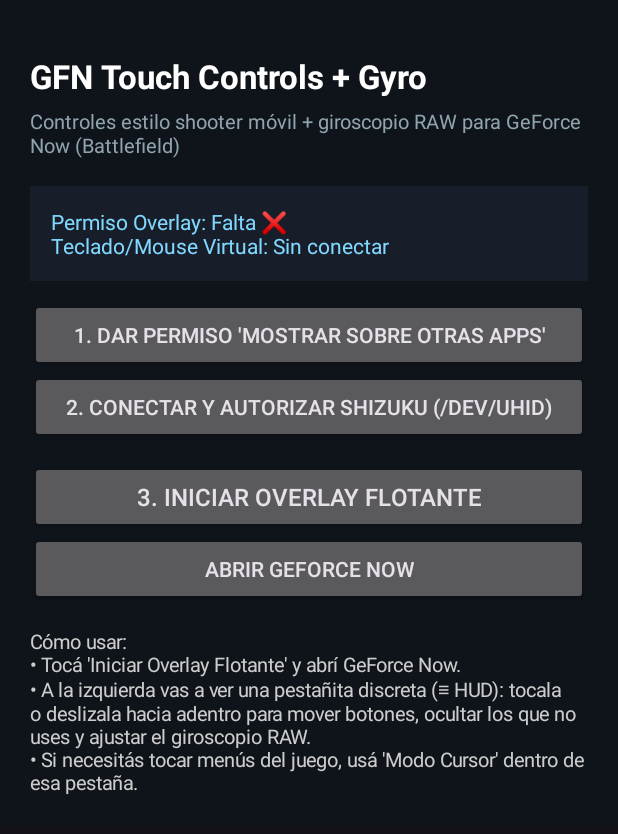
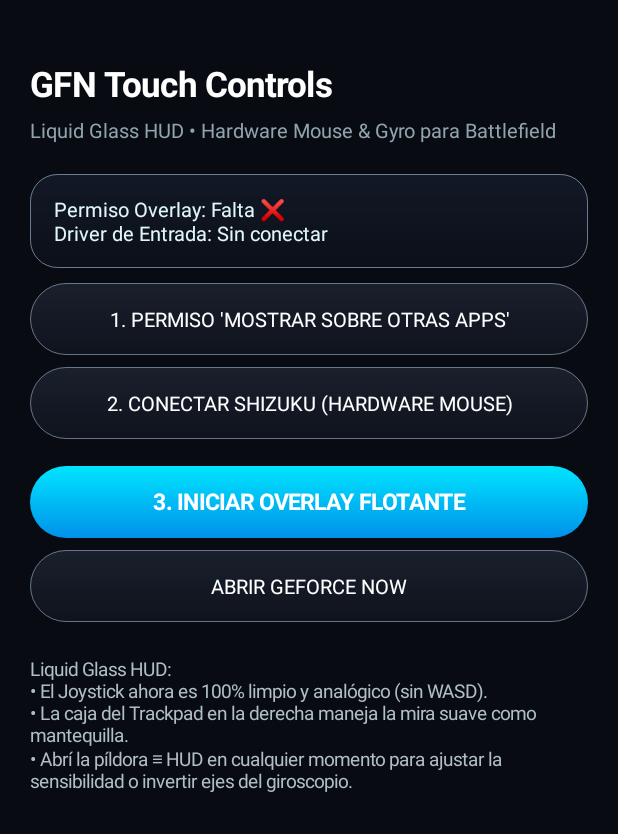
Before and after one commit to clashgg1548-commits/GFN-TouchControls, an Android app: the screen it shows after launch (MainActivity), on a phone screen of 412 x 824 dp. Shown: the top 834 px of the screen. Run offline under Robolectric (Android 15) with nearby library versions, the phone set to English and light mode, and no system bars; libraries missing offline, so code that uses them is left out: rikka.shizuku; 6 statements that could not run were skipped.

Commit message:
Update MainActivity.kt

```diff
--- a/app/src/main/java/com/gfn/touchcontrols/MainActivity.kt
+++ b/app/src/main/java/com/gfn/touchcontrols/MainActivity.kt
@@ -4,6 +4,7 @@ import android.Manifest
 import android.content.Intent
 import android.content.pm.PackageManager
 import android.graphics.Color
+import android.graphics.drawable.GradientDrawable
 import android.net.Uri
 import android.os.Build
 import android.os.Bundle
@@ -25,7 +26,7 @@ class MainActivity : AppCompatActivity() {
 
     private val shizukuPermissionListener = Shizuku.OnRequestPermissionResultListener { _, grantResult ->
         if (grantResult == PackageManager.PERMISSION_GRANTED) {
-            VirtualHidController.bind(this)
+            VirtualHidController.connect(this)
         }
         refreshStatus()
     }
@@ -33,18 +34,13 @@ class MainActivity : AppCompatActivity() {
     override fun onCreate(savedInstanceState: Bundle?) {
         super.onCreate(savedInstanceState)
 
-        val oldHandler = Thread.getDefaultUncaughtExceptionHandler()
-        Thread.setDefaultUncaughtExceptionHandler { thread, throwable ->
-            getSharedPreferences("gfn_controls_prefs", MODE_PRIVATE)
-                .edit()
-                .putString("last_crash", android.util.Log.getStackTraceString(throwable))
-                .commit()
-            oldHandler?.uncaughtException(thread, throwable)
-        }
-
         Shizuku.addRequestPermissionResultListener(shizukuPermissionListener)
         VirtualHidController.statusListener = {
             runOnUiThread { refreshStatus() }
+        }
+
+        if (Shizuku.pingBinder() && Shizuku.checkSelfPermission() == PackageManager.PERMISSION_GRANTED) {
+            VirtualHidController.connect(this)
         }
 
         val d = resources.displayMetrics.density
@@ -52,71 +48,73 @@ class MainActivity : AppCompatActivity() {
 
         val root = LinearLayout(this).apply {
             orientation = LinearLayout.VERTICAL
-            setPadding(pad, (36 * d).toInt(), pad, pad)
-            setBackgroundColor(Color.parseColor("#0F131A"))
+            setPadding(pad, (40 * d).toInt(), pad, (32 * d).toInt())
+            setBackgroundColor(Color.parseColor("#080B11"))
         }
 
+        // Título con estilo moderno
         val title = TextView(this).apply {
-            text = "GFN Touch Controls + Gyro"
-            textSize = 22f
+            text = "GFN Touch Controls"
+            textSize = 23f
             setTextColor(Color.WHITE)
             setTypeface(null, android.graphics.Typeface.BOLD)
         }
         val subtitle = TextView(this).apply {
-            text = "Controles estilo shooter móvil + giroscopio RAW para GeForce Now (Battlefield)"
+            text = "Liquid Glass HUD • Hardware Mouse & Gyro para Battlefield"
             textSize = 13.5f
             setTextColor(Color.parseColor("#90A4AE"))
-            setPadding(0, (6 * d).toInt(), 0, (18 * d).toInt())
+            setPadding(0, (6 * d).toInt(), 0, (20 * d).toInt())
         }
 
+        // Tarjeta de estado con vidrio esmerilado
         tvStatus = TextView(this).apply {
-            textSize = 14f
-            setTextColor(Color.parseColor("#80D8FF"))
-            setPadding((14 * d).toInt(), (14 * d).toInt(), (14 * d).toInt(), (14 * d).toInt())
-            setBackgroundColor(Color.parseColor("#181E29"))
+            textSize = 13.5f
+            setTextColor(Color.parseColor("#E0F7FA"))
+            setPadding((16 * d).toInt(), (14 * d).toInt(), (16 * d).toInt(), (14 * d).toInt())
+            background = GradientDrawable().apply {
+                colors = intArrayOf(
+                    Color.argb(160, 24, 32, 50),
+                    Color.argb(220, 12, 16, 26)
+                )
+                gradientType = GradientDrawable.LINEAR_GRADIENT
+                orientation = GradientDrawable.Orientation.TOP_BOTTOM
+                cornerRadius = 18 * d
+                setStroke((1.3f * d).toInt(), Color.argb(130, 200, 230, 255))
+            }
         }
 
-        val btnPermOverlay = Button(this).apply {
-            text = "1. Dar permiso 'Mostrar sobre otras apps'"
-            setOnClickListener {
+        val btnPermOverlay = createPillButton("1. Permiso 'Mostrar sobre otras apps'", isPrimary = false, d = d) {
             val i = Intent(
                 Settings.ACTION_MANAGE_OVERLAY_PERMISSION,
                 Uri.parse("package:$packageName")
             )
             startActivity(i)
         }
+
+        val btnPermShizuku = createPillButton("2. Conectar Shizuku (Hardware Mouse)", isPrimary = false, d = d) {
+            connectShizuku()
         }
 
-        val btnPermShizuku = Button(this).apply {
-            text = "2. Conectar y autorizar Shizuku (/dev/uhid)"
-            setOnClickListener { connectShizuku() }
+        btnStart = createPillButton("3. Iniciar Overlay Flotante", isPrimary = true, d = d) {
+            toggleOverlay()
         }
 
-        btnStart = Button(this).apply {
-            text = "3. Iniciar Overlay Flotante"
-            textSize = 16f
-            setOnClickListener { toggleOverlay() }
-        }
-
-        val btnOpenGfn = Button(this).apply {
-            text = "Abrir GeForce Now"
-            setOnClickListener {
+        val btnOpenGfn = createPillButton("Abrir GeForce Now", isPrimary = false, d = d) {
             val launch = packageManager.getLaunchIntentForPackage("com.nvidia.geforcenow")
             if (launch != null) {
                 startActivity(launch)
             } else {
-                    tvStatus.append("\nNo se detectó GeForce Now instalado (igual podés abrirlo manual).")
-                }
+                tvStatus.append("\nNo se detectó GeForce Now instalado (abrílo manual).")
             }
         }
 
         val hint = TextView(this).apply {
-            text = "\nCómo usar:\n" +
-                "• Tocá 'Iniciar Overlay Flotante' y abrí GeForce Now.\n" +
-                "• A la izquierda vas a ver una pestañita discreta (≡ HUD): tocala o deslizala hacia adentro para mover botones, ocultar los que no uses y ajustar el giroscopio RAW.\n" +
-                "• Si necesitás tocar menús del juego, usá 'Modo Cursor' dentro de esa pestaña."
-            textSize = 13f
-            setTextColor(Color.LTGRAY)
+            text = "\nLiquid Glass HUD:\n" +
+                "• El Joystick ahora es 100% limpio y analógico (sin WASD).\n" +
+                "• La caja del Trackpad en la derecha maneja la mira suave como mantequilla.\n" +
+                "• Abrí la píldora ≡ HUD en cualquier momento para ajustar la sensibilidad o invertir ejes del giroscopio."
+            textSize = 12.5f
+            setTextColor(Color.parseColor("#B0BEC5"))
             gravity = Gravity.START
         }
 
@@ -147,10 +145,45 @@ class MainActivity : AppCompatActivity() {
         }
     }
 
+    private fun createPillButton(text: String, isPrimary: Boolean, d: Float, onClick: () -> Unit): Button {
+        return Button(this).apply {
+            this.text = text
+            textSize = if (isPrimary) 15f else 13.5f
+            setTextColor(Color.WHITE)
+            setTypeface(null, if (isPrimary) android.graphics.Typeface.BOLD else android.graphics.Typeface.NORMAL)
+            background = GradientDrawable().apply {
+                if (isPrimary) {
+                    colors = intArrayOf(
+                        Color.parseColor("#00E5FF"),
+                        Color.parseColor("#0091EA")
+                    )
+                    gradientType = GradientDrawable.LINEAR_GRADIENT
+                    orientation = GradientDrawable.Orientation.TOP_BOTTOM
+                } else {
+                    colors = intArrayOf(
+                        Color.argb(120, 45, 55, 75),
+                        Color.argb(180, 18, 22, 34)
+                    )
+                    gradientType = GradientDrawable.LINEAR_GRADIENT
+                    orientation = GradientDrawable.Orientation.TOP_BOTTOM
+                    setStroke((1.2f * d).toInt(), Color.argb(120, 200, 230, 255))
+                }
+                cornerRadius = 24 * d
+            }
+            setOnClickListener { onClick() }
+            layoutParams = LinearLayout.LayoutParams(
+                LinearLayout.LayoutParams.MATCH_PARENT,
+                LinearLayout.LayoutParams.WRAP_CONTENT
+            ).apply {
+                setMargins(0, 0, 0, (8 * d).toInt())
+            }
+        }
+    }
+
     private fun space(d: Float) = android.view.View(this).apply {
         layoutParams = LinearLayout.LayoutParams(
             LinearLayout.LayoutParams.MATCH_PARENT,
-            (12 * d).toInt()
+            (10 * d).toInt()
         )
     }
 
@@ -166,7 +199,7 @@ class MainActivity : AppCompatActivity() {
                 return
             }
             if (Shizuku.checkSelfPermission() == PackageManager.PERMISSION_GRANTED) {
-                VirtualHidController.bind(this)
+                VirtualHidController.connect(this)
             } else {
                 Shizuku.requestPermission(1001)
             }
@@ -212,13 +245,7 @@ class MainActivity : AppCompatActivity() {
             append("Permiso Overlay: ${if (overlayOk) "OK ✅" else "Falta ❌"}\n")
             append("Shizuku activo: ${if (shizukuAlive) "Sí ✅" else "No (abrí Shizuku) ❌"}\n")
             append("Permiso Shizuku: ${if (shizukuPerm) "OK ✅" else "Falta ❌"}\n")
-            append("Teclado/Mouse Virtual: ${VirtualHidController.lastStatus}")
-            val crash = getSharedPreferences("gfn_controls_prefs", MODE_PRIVATE)
-                .getString("last_crash", null)
-            if (!crash.isNullOrBlank()) {
-                append("\n\nÚltimo error:\n")
-                append(crash.take(700))
-            }
+            append("Driver de Entrada: ${VirtualHidController.lastStatus}")
         }
         btnStart.text = if (OverlayService.isRunning) {
             "Detener Overlay Flotante"
```
Lines whose indentation alone changed are shown as unchanged.
